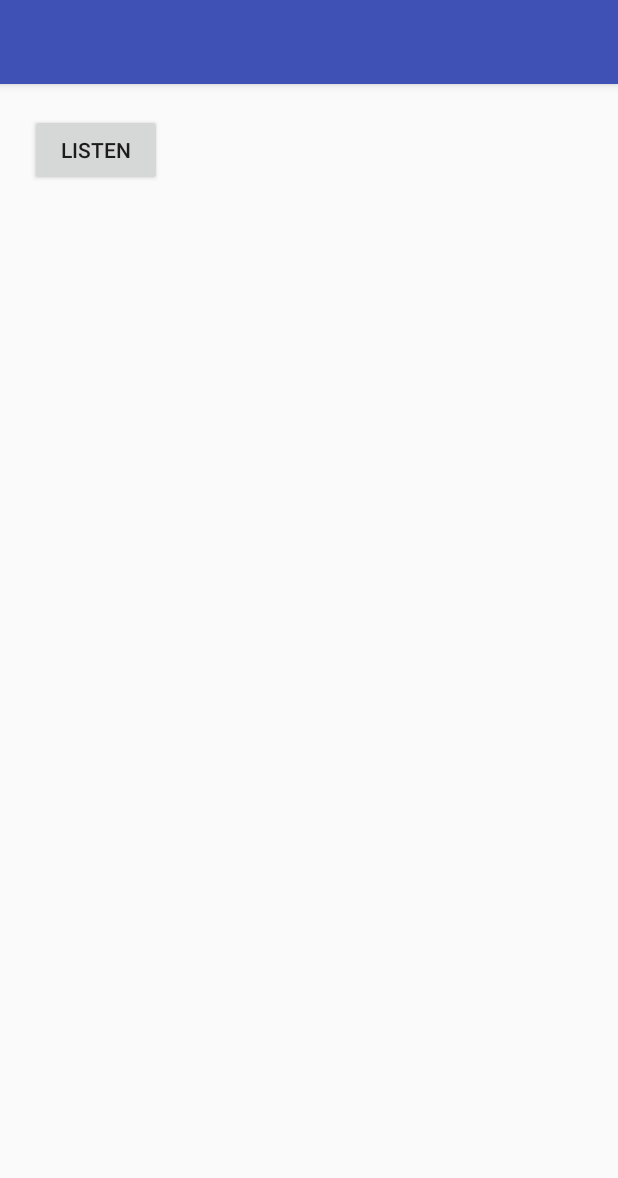
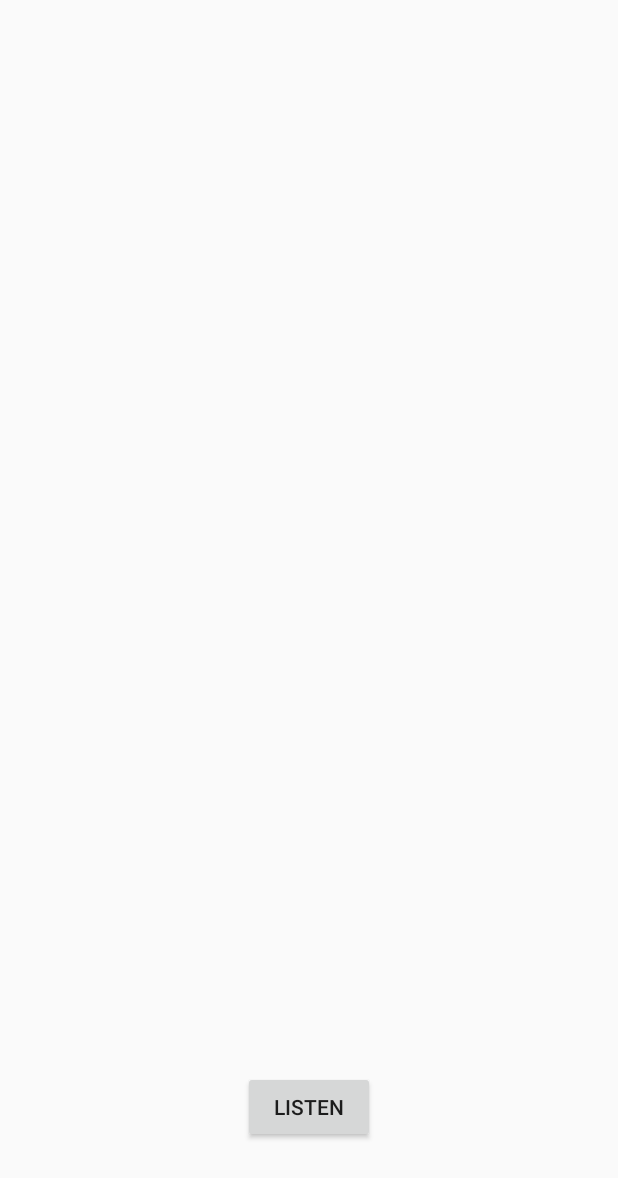
Before and after one commit to HarisSpahija/AIssistant, an Android app: the screen it shows after launch (MainActivity), on a phone screen of 412 x 824 dp. Shown: the top 1178 px of the screen. Run offline under Robolectric (Android 15) with nearby library versions, the light colour scheme and no system bars; libraries missing offline, so code that uses them is left out: ai.api, ai.api.android, ai.api.model; 3 statements that could not run were skipped.

Commit message:
Changes layout Colours/Styling according to wireframes

```diff
--- a/app/src/main/java/nl/spahija/dialogflow/MainActivity.java
+++ b/app/src/main/java/nl/spahija/dialogflow/MainActivity.java
@@ -15,13 +15,15 @@ import ai.api.model.Result;
 
 public class MainActivity extends AppCompatActivity implements AIListener{
     AIService aiService;
-    TextView textView;
+    TextView textAI;
+    TextView textClient;
     @Override
     protected void onCreate(Bundle savedInstanceState) {
         super.onCreate(savedInstanceState);
         setContentView(R.layout.activity_main);
-        textView=findViewById(R.id.textView);
-        final AIConfiguration config = new AIConfiguration("6d138f04d3dc45b1bc15f81741b05da1",
+        textClient=findViewById(R.id.textClient);
+        textAI=findViewById(R.id.textAI);
+        final AIConfiguration config = new AIConfiguration("5d864df926f344eeb4a1055dac0624e9",
                 AIConfiguration.SupportedLanguages.English,
                 AIConfiguration.RecognitionEngine.System);
         aiService = AIService.getService(this, config);
@@ -37,7 +39,8 @@ public class MainActivity extends AppCompatActivity implements AIListener{
 
         Log.d("spahija", result.toString());
         Result result1 = result.getResult();
-        textView.setText(result1.getFulfillment().getSpeech());
+        textClient.setText(result1.getResolvedQuery());
+        textAI.setText(result1.getFulfillment().getSpeech());
     }
 
     @Override // here process error
--- a/app/src/main/res/layout/activity_main.xml
+++ b/app/src/main/res/layout/activity_main.xml
@@ -1,5 +1,6 @@
 <?xml version="1.0" encoding="utf-8"?>
-<LinearLayout xmlns:android="http://schemas.android.com/apk/res/android"
+<android.support.constraint.ConstraintLayout xmlns:android="http://schemas.android.com/apk/res/android"
+    xmlns:app="http://schemas.android.com/apk/res-auto"
     xmlns:tools="http://schemas.android.com/tools"
     android:id="@+id/activity_main"
     android:layout_width="match_parent"
@@ -8,19 +9,54 @@
     android:paddingLeft="20dp"
     android:paddingRight="20dp"
     android:paddingTop="20dp"
-    android:orientation="vertical"
     tools:context="nl.spahija.dialogflow.MainActivity">
 
     <Button
+        android:id="@+id/button"
         android:layout_width="wrap_content"
         android:layout_height="wrap_content"
+        android:layout_marginBottom="8dp"
+        android:layout_marginEnd="8dp"
+        android:layout_marginStart="8dp"
+        android:layout_marginTop="8dp"
+        android:onClick="buttonClicked"
         android:text="Listen"
-        android:onClick="buttonClicked"
-        />
+        app:layout_constraintBottom_toBottomOf="parent"
+        app:layout_constraintEnd_toEndOf="parent"
+        app:layout_constraintStart_toStartOf="parent"
+        app:layout_constraintTop_toTopOf="parent"
+        app:layout_constraintVertical_bias="0.953" />
+
     <TextView
+        android:id="@+id/textClient"
         android:layout_width="wrap_content"
         android:layout_height="wrap_content"
+        android:layout_marginBottom="8dp"
+        android:layout_marginEnd="8dp"
+        android:layout_marginStart="8dp"
+        android:layout_marginTop="4dp"
         android:text=""
-        android:id="@+id/textView"
-        />
-</LinearLayout>
+        app:layout_constraintBottom_toBottomOf="parent"
+        app:layout_constraintEnd_toEndOf="parent"
+        app:layout_constraintHorizontal_bias="0.876"
+        app:layout_constraintStart_toStartOf="parent"
+        app:layout_constraintTop_toTopOf="parent"
+        app:layout_constraintVertical_bias="0.068" />
+
+    <TextView
+        android:id="@+id/textAI"
+        android:layout_width="wrap_content"
+        android:layout_height="wrap_content"
+        android:layout_marginBottom="8dp"
+        android:layout_marginEnd="8dp"
+        android:layout_marginStart="8dp"
+        android:layout_marginTop="8dp"
+        android:text=""
+        app:layout_constraintBottom_toBottomOf="parent"
+        app:layout_constraintEnd_toEndOf="parent"
+        app:layout_constraintHorizontal_bias="0.095"
+        app:layout_constraintStart_toStartOf="parent"
+        app:layout_constraintTop_toBottomOf="@+id/textClient"
+        app:layout_constraintVertical_bias="0.083" />
+
+</android.support.constraint.ConstraintLayout>
--- a/app/src/main/res/values/colors.xml
+++ b/app/src/main/res/values/colors.xml
@@ -1,6 +1,8 @@
 <?xml version="1.0" encoding="utf-8"?>
 <resources>
-    <color name="colorPrimary">#3F51B5</color>
-    <color name="colorPrimaryDark">#303F9F</color>
-    <color name="colorAccent">#FF4081</color>
+    <color name="colorPrimary">#000000</color>
+    <color name="colorPrimaryDark">#000000</color>
+    <color name="colorAccent">#000000</color>
+    <color name="colorButton">#000000</color>
+    <color name="colorWhiteText">#ffffff</color>
 </resources>
--- a/app/src/main/res/values/styles.xml
+++ b/app/src/main/res/values/styles.xml
@@ -1,7 +1,7 @@
 <resources>
 
     <!-- Base application theme. -->
-    <style name="AppTheme" parent="Theme.AppCompat.Light.DarkActionBar">
+    <style name="AppTheme" parent="Theme.AppCompat.Light.NoActionBar">
         <!-- Customize your theme here. -->
         <item name="colorPrimary">@color/colorPrimary</item>
         <item name="colorPrimaryDark">@color/colorPrimaryDark</item>
```
Also changed, not shown: app/src/main/java/nl/spahija/dialogflow/ConversationActivity.java (added, +26 -0 lines), app/src/main/java/nl/spahija/dialogflow/ConversationAdapter.java (added, +12 -0 lines), app/src/main/res/layout/activity_conversation.xml (added, +33 -0 lines), app/src/main/res/layout/listview_item_conversation.xml (added, +9 -0 lines).
